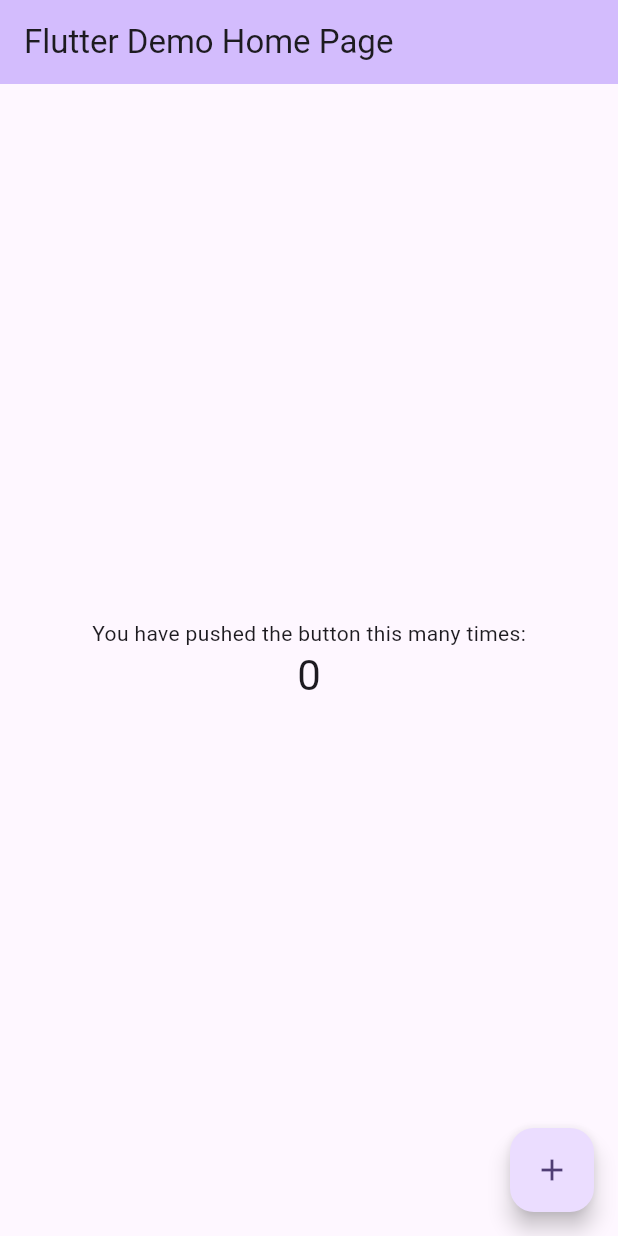
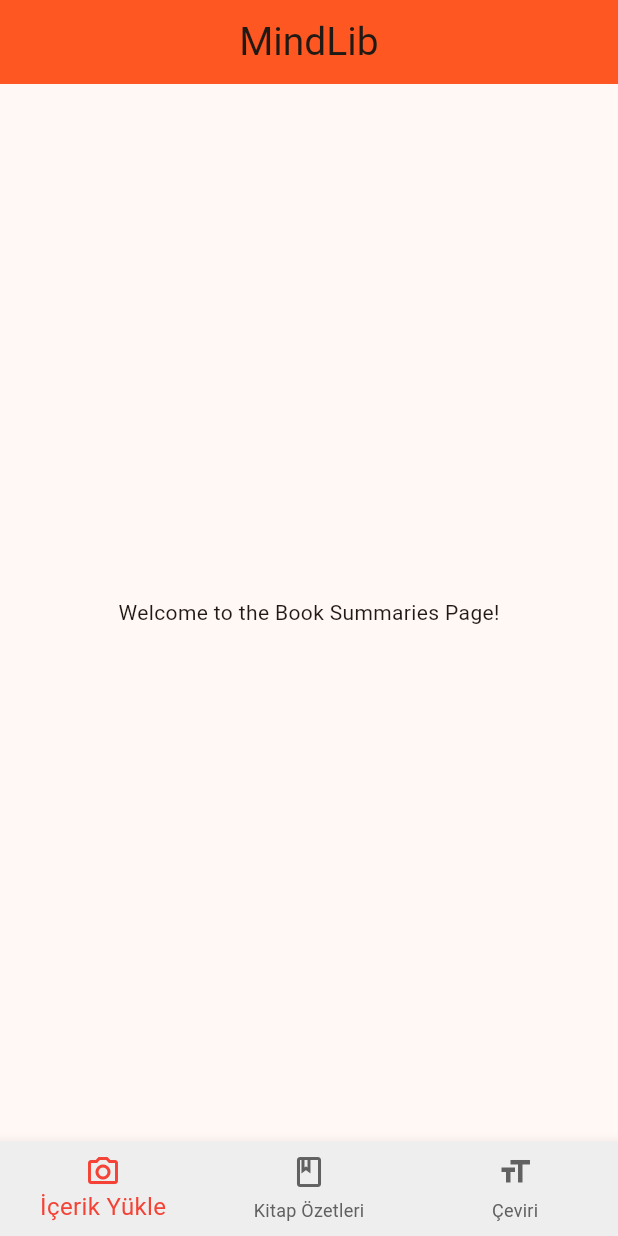
Before and after one commit to mehmetakifkucukkaya/MindLib_OUA, a Flutter app: the screen it shows after launch, on a phone screen of 412 x 824 dp. Run offline on Flutter 3.47's test engine with Material 3 defaults, Android fonts, the phone set to English and light mode, and no system bars.

Commit message:
Added MainPage

```diff
--- a/lib/main.dart
+++ b/lib/main.dart
@@ -1,125 +1,28 @@
 import 'package:flutter/material.dart';
+import 'package:mindlib/views/mainpage.dart';
 
-void main() {
-  runApp(const MyApp());
-}
+void main() => runApp(const MyApp());
 
 class MyApp extends StatelessWidget {
   const MyApp({super.key});
 
-  // This widget is the root of your application.
   @override
   Widget build(BuildContext context) {
     return MaterialApp(
-      title: 'Flutter Demo',
+      debugShowCheckedModeBanner: false,
+      title: 'Material App',
       theme: ThemeData(
-        // This is the theme of your application.
-        //
-        // TRY THIS: Try running your application with "flutter run". You'll see
-        // the application has a purple toolbar. Then, without quitting the app,
-        // try changing the seedColor in the colorScheme below to Colors.green
-        // and then invoke "hot reload" (save your changes or press the "hot
-        // reload" button in a Flutter-supported IDE, or press "r" if you used
-        // the command line to start the app).
-        //
-        // Notice that the counter didn't reset back to zero; the application
-        // state is not lost during the reload. To reset the state, use hot
-        // restart instead.
-        //
-        // This works for code too, not just values: Most code changes can be
-        // tested with just a hot reload.
-        colorScheme: ColorScheme.fromSeed(seedColor: Colors.deepPurple),
+        colorScheme: ColorScheme.fromSeed(
+            seedColor: Colors.orange,
+            secondary: Colors.deepOrange,
+            primary: Colors.red),
         useMaterial3: true,
       ),
-      home: const MyHomePage(title: 'Flutter Demo Home Page'),
+      routes: {
+        '/': (context) => const MainPage(),
+        // '/login' : (context) => LoginPage(),
+        // '/signUp' : (context) => SignUpPage(),
+      },
     );
   }
 }
-
-class MyHomePage extends StatefulWidget {
-  const MyHomePage({super.key, required this.title});
-
-  // This widget is the home page of your application. It is stateful, meaning
-  // that it has a State object (defined below) that contains fields that affect
-  // how it looks.
-
-  // This class is the configuration for the state. It holds the values (in this
-  // case the title) provided by the parent (in this case the App widget) and
-  // used by the build method of the State. Fields in a Widget subclass are
-  // always marked "final".
-
-  final String title;
-
-  @override
-  State<MyHomePage> createState() => _MyHomePageState();
-}
-
-class _MyHomePageState extends State<MyHomePage> {
-  int _counter = 0;
-
-  void _incrementCounter() {
-    setState(() {
-      // This call to setState tells the Flutter framework that something has
-      // changed in this State, which causes it to rerun the build method below
-      // so that the display can reflect the updated values. If we changed
-      // _counter without calling setState(), then the build method would not be
-      // called again, and so nothing would appear to happen.
-      _counter++;
-    });
-  }
-
-  @override
-  Widget build(BuildContext context) {
-    // This method is rerun every time setState is called, for instance as done
-    // by the _incrementCounter method above.
-    //
-    // The Flutter framework has been optimized to make rerunning build methods
-    // fast, so that you can just rebuild anything that needs updating rather
-    // than having to individually change instances of widgets.
-    return Scaffold(
-      appBar: AppBar(
-        // TRY THIS: Try changing the color here to a specific color (to
-        // Colors.amber, perhaps?) and trigger a hot reload to see the AppBar
-        // change color while the other colors stay the same.
-        backgroundColor: Theme.of(context).colorScheme.inversePrimary,
-        // Here we take the value from the MyHomePage object that was created by
-        // the App.build method, and use it to set our appbar title.
-        title: Text(widget.title),
-      ),
-      body: Center(
-        // Center is a layout widget. It takes a single child and positions it
-        // in the middle of the parent.
-        child: Column(
-          // Column is also a layout widget. It takes a list of children and
-          // arranges them vertically. By default, it sizes itself to fit its
-          // children horizontally, and tries to be as tall as its parent.
-          //
-          // Column has various properties to control how it sizes itself and
-          // how it positions its children. Here we use mainAxisAlignment to
-          // center the children vertically; the main axis here is the vertical
-          // axis because Columns are vertical (the cross axis would be
-          // horizontal).
-          //
-          // TRY THIS: Invoke "debug painting" (choose the "Toggle Debug Paint"
-          // action in the IDE, or press "p" in the console), to see the
-          // wireframe for each widget.
-          mainAxisAlignment: MainAxisAlignment.center,
-          children: <Widget>[
-            const Text(
-              'You have pushed the button this many times:',
-            ),
-            Text(
-              '$_counter',
-              style: Theme.of(context).textTheme.headlineMedium,
-            ),
-          ],
-        ),
-      ),
-      floatingActionButton: FloatingActionButton(
-        onPressed: _incrementCounter,
-        tooltip: 'Increment',
-        child: const Icon(Icons.add),
-      ), // This trailing comma makes auto-formatting nicer for build methods.
-    );
-  }
-}
--- /dev/null
+++ b/lib/views/book_summaries_page.dart
@@ -0,0 +1,12 @@
+import 'package:flutter/material.dart';
+
+class BookSummariesPage extends StatelessWidget {
+  const BookSummariesPage({super.key});
+
+  @override
+  Widget build(BuildContext context) {
+    return const Center(
+      child: Text('Welcome to the Book Summaries Page!'),
+    );
+  }
+}
--- /dev/null
+++ b/lib/views/mainpage.dart
@@ -0,0 +1,71 @@
+import 'package:flutter/material.dart';
+
+import 'book_summaries_page.dart';
+
+class MainPage extends StatefulWidget {
+  const MainPage({super.key});
+
+  @override
+  State<MainPage> createState() => _MainPageState();
+}
+
+class _MainPageState extends State<MainPage> {
+  int _selectedIndex = 0;
+
+  //* BottomNavigationBar'da gösteriecek sayfaların listesi
+  static const List<Widget> _pages = <Widget>[
+    // ContentUploadPage(),
+    BookSummariesPage(),
+    BookSummariesPage(),
+    BookSummariesPage(),
+    BookSummariesPage(),
+    // TranslationPage(),
+  ];
+
+  void _onItemTapped(int index) {
+    setState(() {
+      _selectedIndex = index;
+    });
+  }
+
+  @override
+  Widget build(BuildContext context) {
+    return Scaffold(
+      appBar: AppBar(
+        backgroundColor: Theme.of(context).colorScheme.secondary,
+        title: const Center(
+          child: Text(
+            'MindLib',
+            style: TextStyle(fontSize: 26),
+          ),
+        ),
+      ),
+      body: _pages.elementAt(_selectedIndex),
+      bottomNavigationBar: BottomNavigationBar(
+        type: BottomNavigationBarType.fixed,
+        backgroundColor: Colors.grey[200],
+        unselectedItemColor: Colors.grey[700],
+        selectedItemColor: Theme.of(context).colorScheme.primary,
+        selectedFontSize: 16,
+        unselectedFontSize: 12,
+        showUnselectedLabels: true,
+        items: const <BottomNavigationBarItem>[
+          BottomNavigationBarItem(
+            icon: Icon(Icons.camera_alt_outlined),
+            label: 'İçerik Yükle',
+          ),
+          BottomNavigationBarItem(
+            icon: Icon(Icons.book_outlined),
+            label: 'Kitap Özetleri',
+          ),
+          BottomNavigationBarItem(
+            icon: Icon(Icons.format_size_outlined),
+            label: 'Çeviri',
+          ),
+        ],
+        currentIndex: _selectedIndex,
+        onTap: _onItemTapped,
+      ),
+    );
+  }
+}
```
